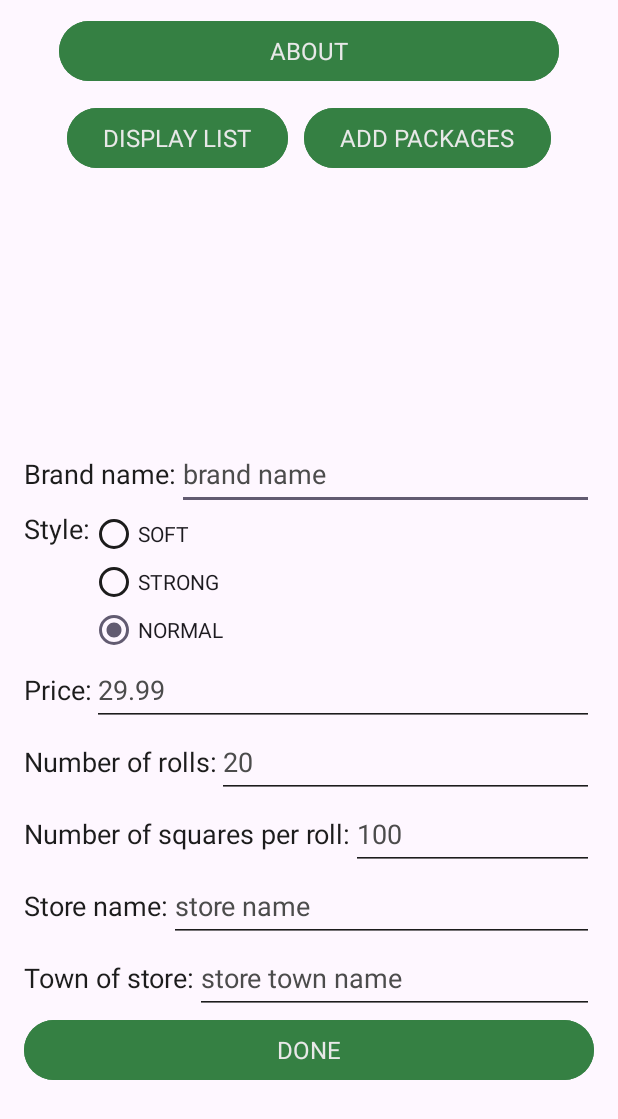
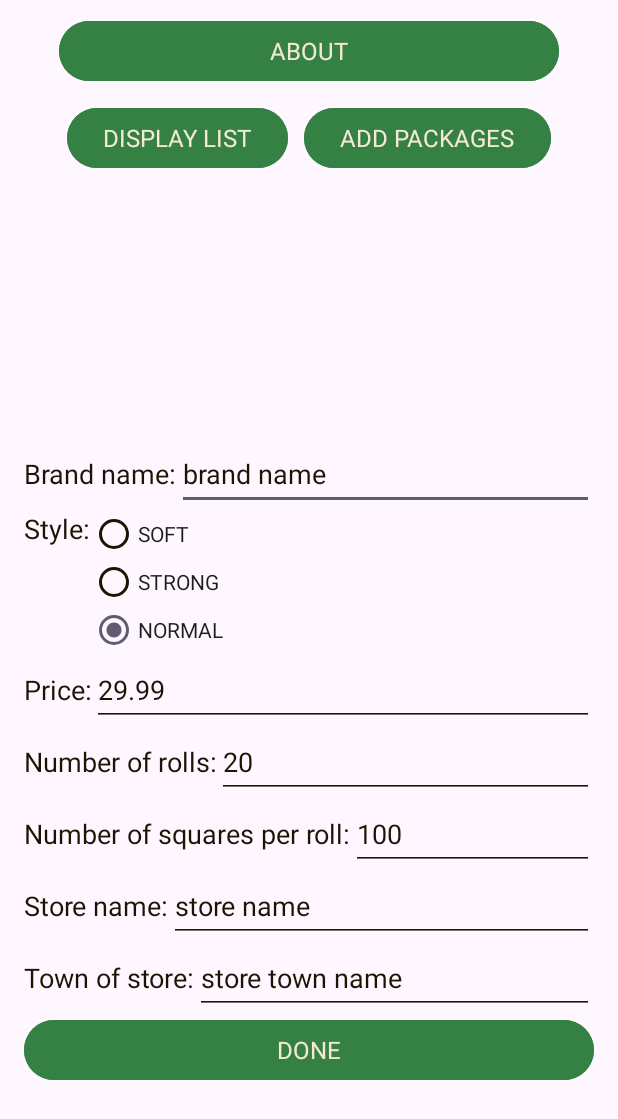
Before and after one commit to emilygranville/toiletpaperprices, an Android app: the screen it shows after launch (MainActivity), on a phone screen of 412 x 824 dp. Shown: the top 1119 px of the screen. Run offline under Robolectric (Android 15) with nearby library versions, the phone set to English and light mode, and no system bars.

Commit message:
working on updating color schemes

```diff
--- a/app/src/main/res/values-night/themes.xml
+++ b/app/src/main/res/values-night/themes.xml
@@ -4,6 +4,6 @@
         <item name="colorPrimary">@color/primary_color_night</item>
         <item name="android:colorSecondary">@color/secondary_color_night</item>
         <item name="android:textColorSecondary">@color/in_secondary_text_color</item>
-        <item name="android:textColorHint">@color/dark_hint_text_color</item>
+        <item name="android:textColorHint">@color/light_hint_text_color</item>
     </style>
 </resources>
--- a/app/src/main/res/values/colors.xml
+++ b/app/src/main/res/values/colors.xml
@@ -3,26 +3,26 @@
     <color name="black">#FF000000</color>
     <color name="white">#FFFFFFFF</color>
 
-    <color name="light_gray_text">#E8E8E8</color>
-    <color name="dark_gray_text">#1C1C1C</color>
+    <color name="light_text_color">#F4E9D5</color>
+    <color name="dark_text_color">#1C1302</color>
 
-    <color name="light_hint_text_color">#4c4c4c</color>
-    <color name="dark_hint_text_color">#D6D6D6</color>
+    <color name="light_hint_text_color">@color/light_text_color</color>
+    <color name="dark_hint_text_color">@color/dark_text_color</color>
 
     <color name="primary_color">#358043</color>
     <color name="secondary_color">#265A30</color>
-    <color name="third_color">#644b20</color>
-    <color name="fourth_color">#4A3818</color>
+    <color name="third_color">#D5AC66</color>
+    <color name="fourth_color">#9F814D</color>
 
     <color name="primary_color_night">#4CB35F</color>
     <color name="secondary_color_night">@color/primary_color</color>
 
     <!-- this is the color used for dynamically added buttons -->
-    <color name="primary_text_color">@color/light_gray_text</color>
+    <color name="primary_text_color">@color/dark_text_color</color>
 
     <!-- this is the color used for text in textviews -->
-    <color name="secondary_text_color">@color/dark_gray_text</color>
+    <color name="secondary_text_color">@color/dark_text_color</color>
 
-    <color name="in_primary_text_color">@color/light_gray_text</color>
-    <color name="in_secondary_text_color">@color/light_gray_text</color>
+    <color name="in_primary_text_color">@color/light_text_color</color>
+    <color name="in_secondary_text_color">@color/light_text_color</color>
 </resources>
--- a/app/src/main/res/values/styles.xml
+++ b/app/src/main/res/values/styles.xml
@@ -17,7 +17,7 @@
 
     <style name="big_button_style" parent="android:Theme">
         <item name="android:textAppearanceButton">@style/default_text_style</item>
-        <item name="android:textColor">@color/primary_text_color</item>
+        <item name="android:textColor">@color/light_text_color</item>
 
         <item name="android:backgroundTint">@color/primary_color</item>
         <item name="rippleColor">@color/secondary_color</item>
--- a/app/src/main/res/values/themes.xml
+++ b/app/src/main/res/values/themes.xml
@@ -5,7 +5,7 @@
         <!-- <item name="colorPrimary">@color/my_light_primary</item> -->
 
         <!--<item name="android:textColor">@color/black</item>-->
-        <item name="android:textColorHint">@color/light_hint_text_color</item>
+        <item name="android:textColorHint">@color/dark_hint_text_color</item>
     </style>
 
     <style name="Theme.ToiletPaperPrices" parent="Base.Theme.ToiletPaperPrices" />
```
